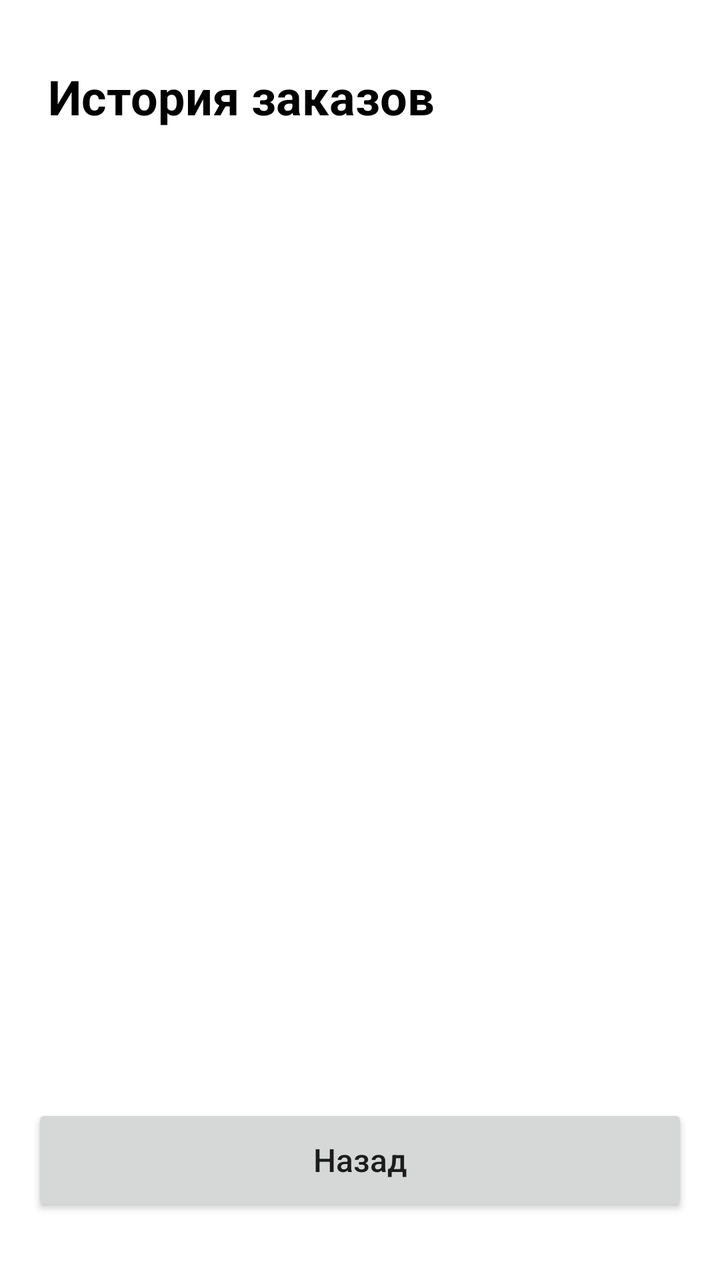
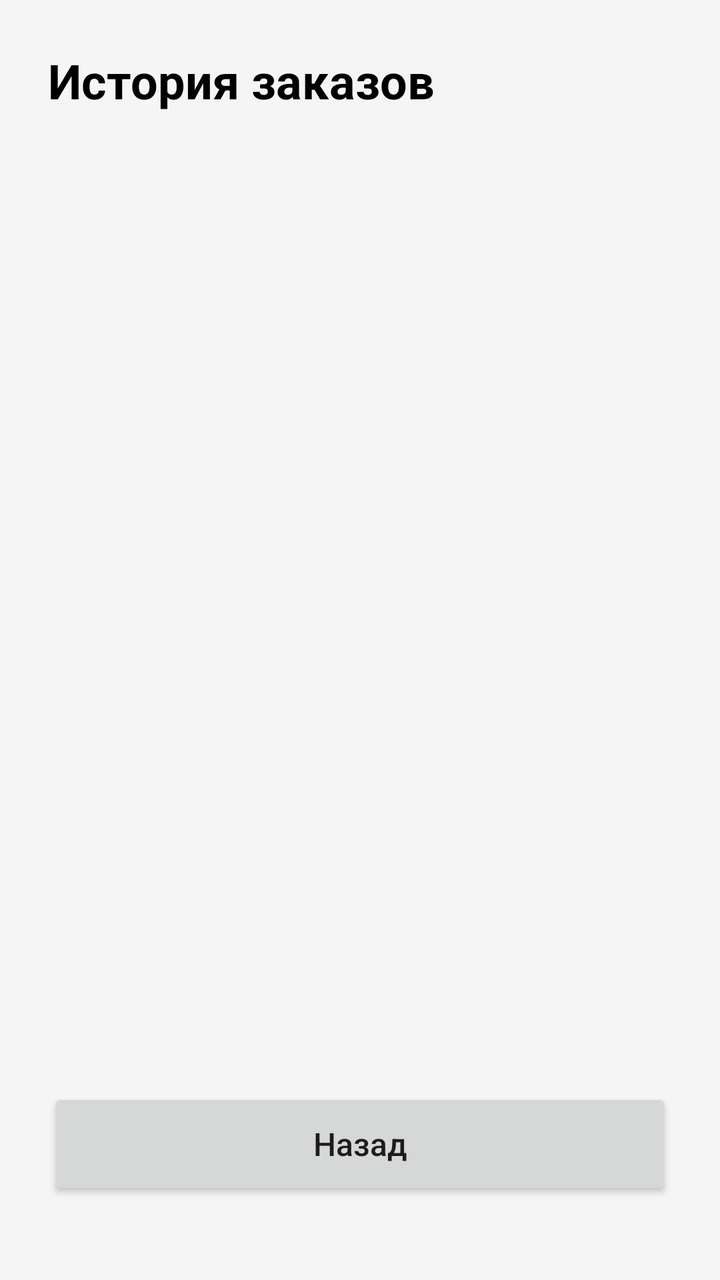

The first picture is an Android layout as it rendered before a commit; the second is the same layout after the commit. The layout source and the unified diff follow.
<!-- AndroidManifest.xml: application theme Theme.AppCompat.Light.DarkActionBar -->
<!-- res/layout/activity_history.xml -->
<?xml version="1.0" encoding="utf-8"?>
<LinearLayout xmlns:android="http://schemas.android.com/apk/res/android"
    xmlns:app="http://schemas.android.com/apk/res-auto"
    android:layout_width="match_parent"
    android:layout_height="match_parent"
    android:orientation="vertical"
    android:background="#FFFFFF"
    android:padding="16dp"
    android:fitsSystemWindows="true">

    <TextView
        android:id="@+id/title"
        android:layout_width="wrap_content"
        android:layout_height="wrap_content"
        android:text="История заказов"
        android:textSize="24sp"
        android:textStyle="bold"
        android:textColor="#000000"
        android:layout_marginTop="16dp"
        android:layout_marginStart="8dp" />

    <ListView
        android:id="@+id/lvOrders"
        android:layout_width="match_parent"
        android:layout_height="0dp"
        android:layout_weight="1"
        android:layout_marginTop="16dp"
        android:layout_marginBottom="16dp" />

    <Button
        android:id="@+id/btnBack"
        android:layout_width="match_parent"
        android:layout_height="56dp"
        android:text="Назад"
        android:textAllCaps="false"
        android:textSize="16sp"
        android:layout_marginBottom="16dp" />

</LinearLayout>
<!-- resources referenced by this layout -->
<resources>

</resources>

<!-- the commit's change to res/layout/activity_history.xml (unified diff, before → after) -->
@@ -1,12 +1,12 @@
 <?xml version="1.0" encoding="utf-8"?>
-<LinearLayout xmlns:android="http://schemas.android.com/apk/res/android"
+<androidx.constraintlayout.widget.ConstraintLayout
+    xmlns:android="http://schemas.android.com/apk/res/android"
     xmlns:app="http://schemas.android.com/apk/res-auto"
     android:layout_width="match_parent"
     android:layout_height="match_parent"
-    android:orientation="vertical"
-    android:background="#FFFFFF"
-    android:padding="16dp"
-    android:fitsSystemWindows="true">
+    android:background="#F5F5F5"
+    android:fitsSystemWindows="true"
+    android:padding="8dp">
 
     <TextView
         android:id="@+id/title"
@@ -16,24 +16,34 @@
         android:textSize="24sp"
         android:textStyle="bold"
         android:textColor="#000000"
+        app:layout_constraintTop_toTopOf="parent"
+        app:layout_constraintStart_toStartOf="parent"
         android:layout_marginTop="16dp"
-        android:layout_marginStart="8dp" />
+        android:layout_marginStart="16dp" />
 
-    <ListView
-        android:id="@+id/lvOrders"
-        android:layout_width="match_parent"
+    <androidx.recyclerview.widget.RecyclerView
+        android:id="@+id/rvOrders"
+        android:layout_width="0dp"
         android:layout_height="0dp"
-        android:layout_weight="1"
+        app:layout_constraintTop_toBottomOf="@id/title"
+        app:layout_constraintBottom_toTopOf="@id/btnBack"
+        app:layout_constraintStart_toStartOf="parent"
+        app:layout_constraintEnd_toEndOf="parent"
         android:layout_marginTop="16dp"
         android:layout_marginBottom="16dp" />
 
     <Button
         android:id="@+id/btnBack"
-        android:layout_width="match_parent"
+        android:layout_width="0dp"
         android:layout_height="56dp"
         android:text="Назад"
         android:textAllCaps="false"
         android:textSize="16sp"
-        android:layout_marginBottom="16dp" />
+        app:layout_constraintBottom_toBottomOf="parent"
+        app:layout_constraintStart_toStartOf="parent"
+        app:layout_constraintEnd_toEndOf="parent"
+        android:layout_marginBottom="32dp"
+        android:layout_marginStart="16dp"
+        android:layout_marginEnd="16dp" />
 
-</LinearLayout>
+</androidx.constraintlayout.widget.ConstraintLayout>
